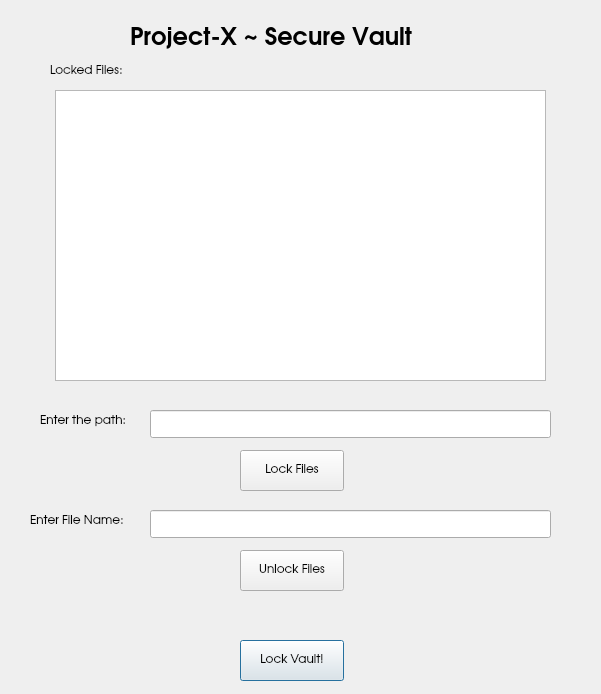
The window that qtX.ui (cmdev007/Project-X) describes before a commit, drawn with Qt 5.
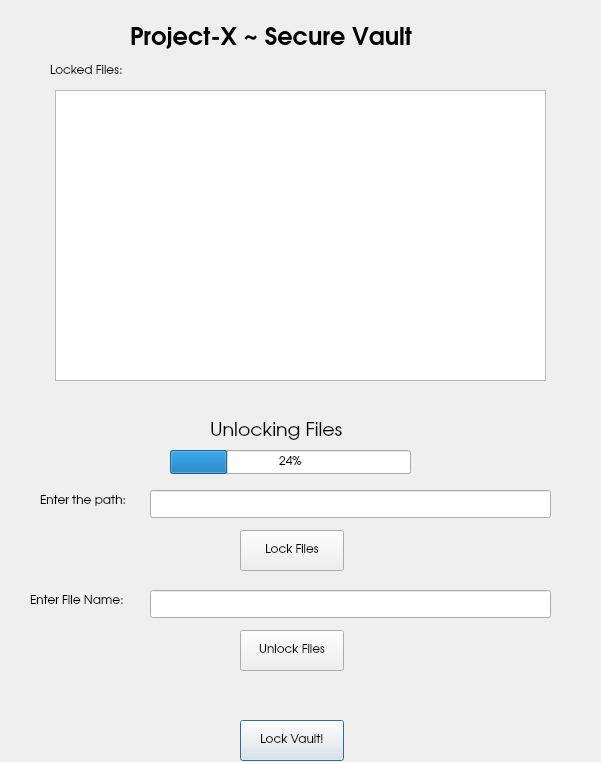
The same window after the commit.

Commit message: progress bar and failsafe added

Diff of the .ui file:
```diff
--- a/qtX.ui
+++ b/qtX.ui
@@ -10,7 +10,7 @@
     <x>0</x>
     <y>0</y>
     <width>601</width>
-    <height>694</height>
+    <height>762</height>
    </rect>
   </property>
   <property name="font">
@@ -33,7 +33,7 @@
    <property name="geometry">
     <rect>
      <x>240</x>
-     <y>640</y>
+     <y>720</y>
      <width>104</width>
      <height>41</height>
     </rect>
@@ -53,7 +53,7 @@
    <property name="geometry">
     <rect>
      <x>240</x>
-     <y>450</y>
+     <y>530</y>
      <width>104</width>
      <height>41</height>
     </rect>
@@ -73,7 +73,7 @@
    <property name="geometry">
     <rect>
      <x>40</x>
-     <y>410</y>
+     <y>490</y>
      <width>111</width>
      <height>22</height>
     </rect>
@@ -107,7 +107,7 @@
    <property name="geometry">
     <rect>
      <x>150</x>
-     <y>410</y>
+     <y>490</y>
      <width>401</width>
      <height>28</height>
     </rect>
@@ -143,7 +143,7 @@
    <property name="geometry">
     <rect>
      <x>150</x>
-     <y>510</y>
+     <y>590</y>
      <width>401</width>
      <height>28</height>
     </rect>
@@ -156,7 +156,7 @@
    <property name="geometry">
     <rect>
      <x>30</x>
-     <y>510</y>
+     <y>590</y>
      <width>121</width>
      <height>22</height>
     </rect>
@@ -169,7 +169,7 @@
    <property name="geometry">
     <rect>
      <x>240</x>
-     <y>550</y>
+     <y>630</y>
      <width>104</width>
      <height>41</height>
     </rect>
@@ -185,6 +185,40 @@
     <string>Unlock Files</string>
    </property>
   </widget>
+  <widget class="QLabel" name="label_5">
+   <property name="geometry">
+    <rect>
+     <x>210</x>
+     <y>410</y>
+     <width>241</width>
+     <height>41</height>
+    </rect>
+   </property>
+   <property name="font">
+    <font>
+     <family>Orbitron</family>
+     <pointsize>14</pointsize>
+     <weight>50</weight>
+     <bold>false</bold>
+    </font>
+   </property>
+   <property name="text">
+    <string>Unlocking Files</string>
+   </property>
+  </widget>
+  <widget class="QProgressBar" name="progressBar">
+   <property name="geometry">
+    <rect>
+     <x>170</x>
+     <y>450</y>
+     <width>241</width>
+     <height>24</height>
+    </rect>
+   </property>
+   <property name="value">
+    <number>24</number>
+   </property>
+  </widget>
  </widget>
  <resources/>
  <connections/>
```
The commit also changes 5 other files.
